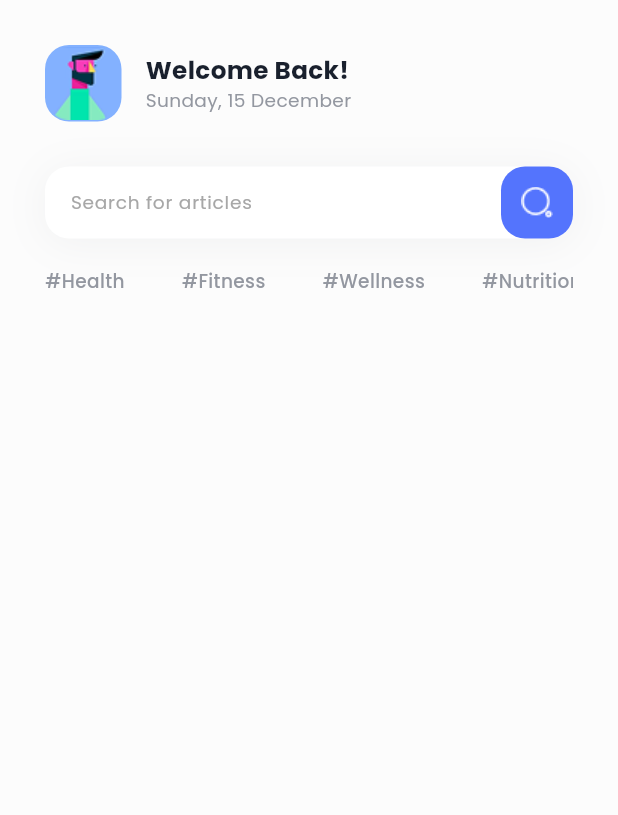
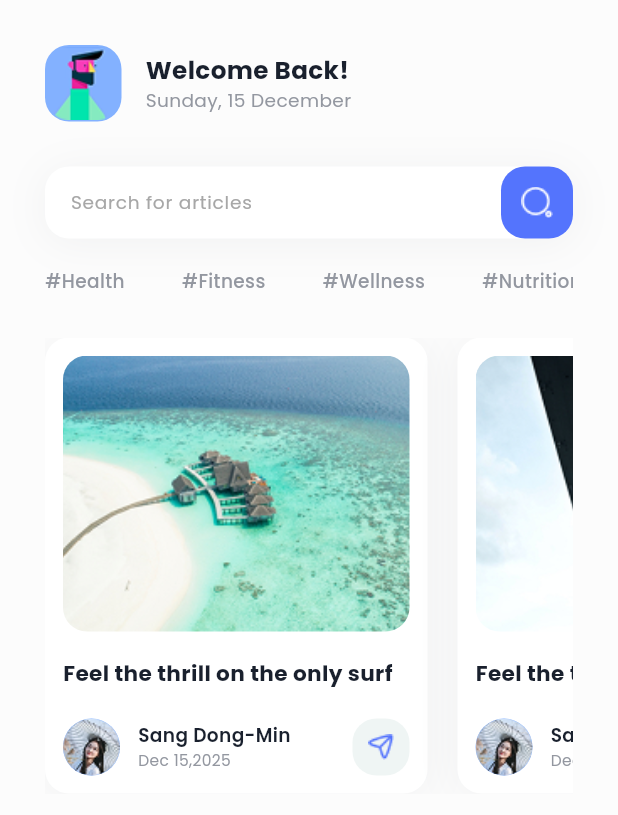
Before and after one commit to shashwat-naik/Education-Purpose, a Flutter app: the screen it shows after launch, on a phone screen of 412 x 824 dp. Shown: the top 815 px of the screen. Run offline on Flutter 3.47's test engine with Material 3 defaults, Android fonts, the phone set to English and light mode, and no system bars; our stand-ins replace flutter_svg, google_fonts.

Commit message:
News Section

```diff
--- a/lib/main.dart
+++ b/lib/main.dart
@@ -41,6 +41,12 @@ class HomeScreen extends StatelessWidget {
     '#Meditation',
     '#SelfCare',
     '#Happiness'
+  ];
+  final List<String> articleImg = [
+    'assets/article_img.png',
+    'assets/article_img1.png',
+    'assets/article_img2.png',
+    'assets/article_img3.png',
   ];
   @override
   Widget build(BuildContext context) {
@@ -159,7 +165,123 @@ class HomeScreen extends StatelessWidget {
                 );
               },
             ),
-          )
+          ),
+          SizedBox(
+            height: 30,
+          ),
+          SizedBox(
+            height: 304,
+            child: ListView.builder(
+              shrinkWrap: true,
+              itemCount: articleImg.length,
+              scrollDirection: Axis.horizontal,
+              itemBuilder: (context, index) {
+                return Container(
+                  padding: EdgeInsets.all(12),
+                  margin: EdgeInsets.only(right: 20),
+                  height: 304,
+                  width: 255,
+                  decoration: BoxDecoration(
+                    borderRadius: BorderRadius.circular(kBorderRadius),
+                    color: kWhite,
+                    boxShadow: [
+                      BoxShadow(
+                        color: kDarkBlue.withOpacity(0.051),
+                        offset: Offset(0.0, 3.0),
+                        blurRadius: 24.0,
+                        spreadRadius: 0.0,
+                      )
+                    ],
+                  ),
+                  child: Column(
+                    children: [
+                      Container(
+                        height: 184,
+                        // height: 164,
+                        decoration: BoxDecoration(
+                          borderRadius: BorderRadius.circular(kBorderRadius),
+                          color: kWhite,
+                          image: DecorationImage(
+                              image: AssetImage(articleImg[index]),
+                              fit: BoxFit.cover),
+                        ),
+                      ),
+                      SizedBox(
+                        height: 18,
+                      ),
+                      Flexible(
+                        child: Text(
+                          'Feel the thrill on the only surf simulator in Lakshadweep 2025.',
+                          style: kPoppinsBold.copyWith(
+                            fontSize: SizeConfig.blockSizeHorizontal! * 3.5,
+                          ),
+                          maxLines: 2,
+                          overflow: TextOverflow.ellipsis,
+                        ),
+                      ),
+                      SizedBox(
+                        height: 16,
+                      ),
+                      Row(
+                        mainAxisAlignment: MainAxisAlignment.spaceBetween,
+                        children: [
+                          Row(
+                            children: [
+                              CircleAvatar(
+                                radius: 19,
+                                backgroundColor: kLightBlue,
+                                backgroundImage: AssetImage(
+                                  'assets/avatar1.png',
+                                ),
+                              ),
+                              SizedBox(
+                                width: 12,
+                              ),
+                              Column(
+                                crossAxisAlignment: CrossAxisAlignment.start,
+                                mainAxisAlignment: MainAxisAlignment.center,
+                                children: [
+                                  Text(
+                                    'Sang Dong-Min',
+                                    style: kPoppinsSemibold.copyWith(
+                                      fontSize:
+                                          SizeConfig.blockSizeHorizontal! * 3,
+                                    ),
+                                  ),
+                                  Text(
+                                    'Dec 15,2025',
+                                    style: kPoppinsRegular.copyWith(
+                                        color: kGrey,
+                                        fontSize:
+                                            SizeConfig.blockSizeHorizontal! *
+                                                2.5),
+                                  )
+                                ],
+                              )
+                            ],
+                          ),
+                          Container(
+                            height: 38,
+                            width: 38,
+                            padding: EdgeInsets.all(10),
+                            decoration: BoxDecoration(
+                              borderRadius:
+                                  BorderRadius.circular(kBorderRadius),
+                              color: kLightWhite,
+                            ),
+                            child: Image.asset('assets/share.png'),
+                          )
+                        ],
+                      )
+                    ],
+                  ),
+                );
+              },
+            ),
+          ),
+          SizedBox(
+            height: 30,
+          ),
         ],
       ),
     );
```
Also changed, not shown: assets/article_img.png (added), assets/article_img1.png (added), assets/article_img2.png (added), assets/article_img3.png (added), assets/avatar1.png (added), assets/share.png (added).
